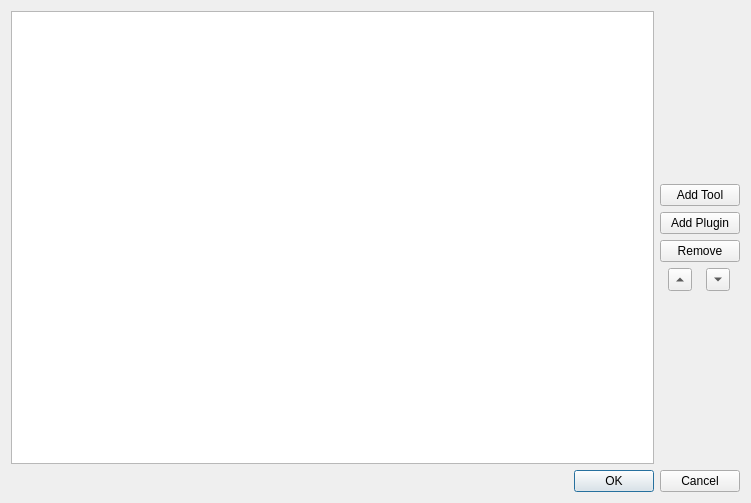
First picture: the form in src/Form_Files/AutomateEditor.ui, repository 3tic-project/Sigil-Enhanced, before the edit.
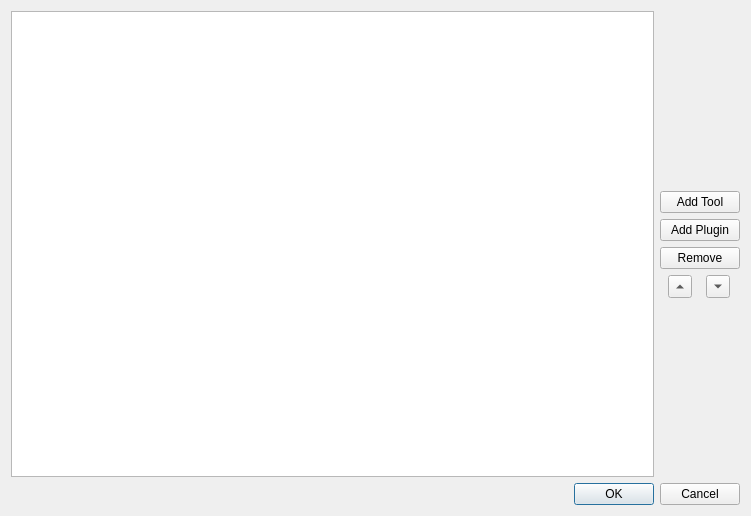
Second picture: the form after the edit.

Patch:
```diff
--- a/src/Form_Files/AutomateEditor.ui
+++ b/src/Form_Files/AutomateEditor.ui
@@ -7,7 +7,7 @@
     <x>0</x>
     <y>0</y>
     <width>751</width>
-    <height>503</height>
+    <height>516</height>
    </rect>
   </property>
   <property name="sizePolicy">
```
Left out of the diff: 15 changed lines with no effect on the pictures.
